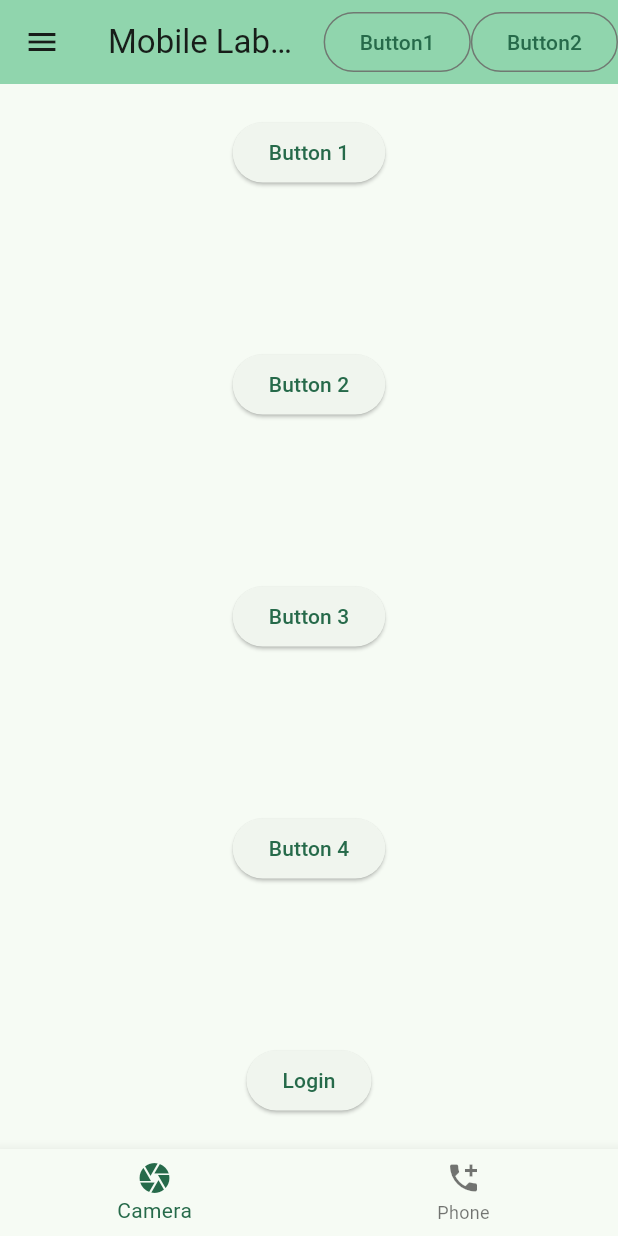
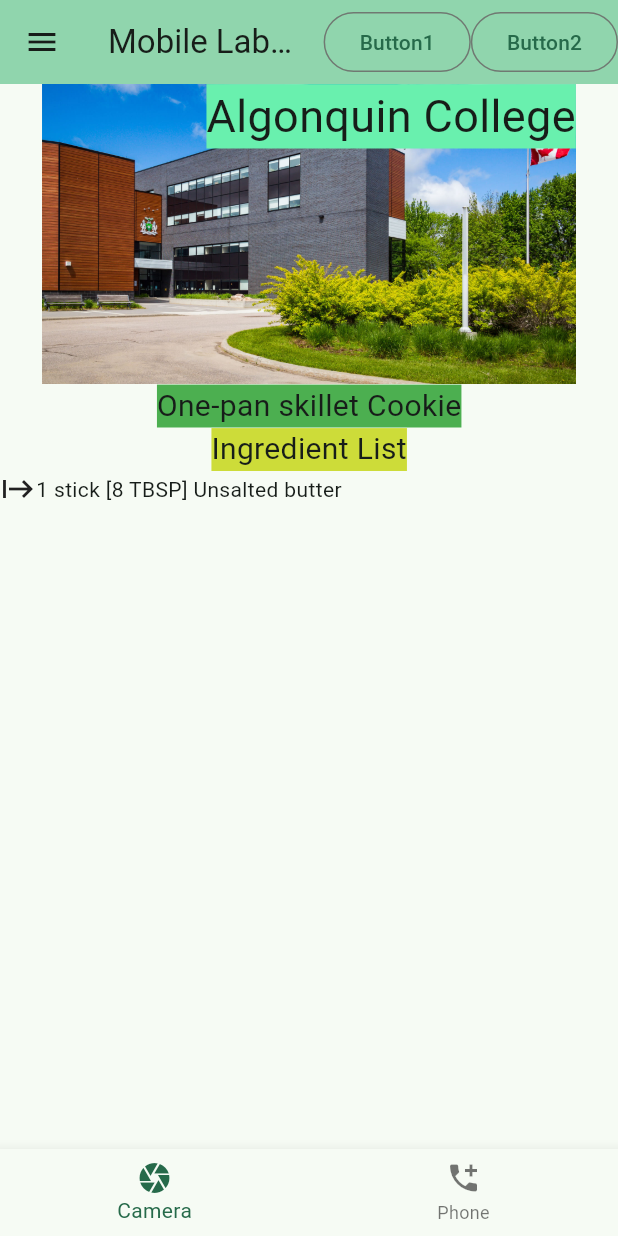
Before and after one commit to RyanRen2023/s3mobile, a Flutter app: the screen it shows after launch, on a phone screen of 412 x 824 dp. Run offline on Flutter 3.47's test engine with Material 3 defaults, Android fonts, the phone set to English and light mode, and no system bars.

Commit message:
Finished Navigation Stack

```diff
--- a/lib/main.dart
+++ b/lib/main.dart
@@ -62,7 +62,9 @@
   @override
   Widget build(BuildContext context) {
     return Scaffold(
-      drawer: Drawer(child: Text("Hi, there"),),
+      drawer: Drawer(
+        child: Text("Hi, there"),
+      ),
       appBar: AppBar(
           backgroundColor: Theme.of(context).colorScheme.inversePrimary,
           title: Text(widget.title),
@@ -74,52 +76,39 @@
         // Center is a layout widget. It takes a single child and positions it
         // in the middle of the parent.
         child: Column(
-          mainAxisAlignment: MainAxisAlignment.spaceAround,
+          mainAxisAlignment: MainAxisAlignment.start,
           children: <Widget>[
-            ElevatedButton(
-                onPressed: () {
-                  setState(() {});
-                },
-                child: const Text("Button 1")),
-            SizedBox(height: 20),
-            ElevatedButton(
-                onPressed: () {
-                  setState(() {});
-                },
-                child: const Text("Button 2")),
-            SizedBox(height: 20),
-            ElevatedButton(
-                onPressed: () {
-                  setState(() {});
-                },
-                child: const Text("Button 3")),
-            SizedBox(height: 20),
-            ElevatedButton(
-                onPressed: () {
-                  setState(() {});
-                },
-                child: const Text("Button 4")),
-            SizedBox(height: 20),
-            ElevatedButton(
-                onPressed: () {
-                  setState(() {
-                    if (_passController.value.text == "QWERTY123") {
-                      pngUrl = "images/a_light_bulb.png";
-                    } else {
-                      pngUrl = "images/stop_sign.png";
-                    }
-                  });
-                },
-                child: const Text("Login")),
+            Stack(alignment: AlignmentDirectional.topEnd, children: <Widget>[
+              Image.asset(
+                'images/algonquin.jpeg',
+                height: 200,
+              ),
+              Text(
+                "Algonquin College",
+                style: TextStyle(fontSize: 30.0, backgroundColor: Colors.greenAccent),
+              )
+            ]),
+            Text(
+              "One-pan skillet Cookie",
+              style: TextStyle(fontSize: 20.0,backgroundColor: Colors.green),
+            ),
+            Text("Ingredient List", style: TextStyle(fontSize: 20.0,backgroundColor: Colors.lime)),
+            Row(
+              children: [
+                Icon(Icons.start),
+                Text("1 stick [8 TBSP] Unsalted butter")
+              ],
+            )
           ],
         ),
       ),
-      bottomNavigationBar: BottomNavigationBar(items: [
-        BottomNavigationBarItem(icon: Icon(Icons.camera),label:'Camera'),
-        BottomNavigationBarItem(icon: Icon(Icons.add_call), label:'Phone'),
-      ],onTap: (btnIndex){
-        print(btnIndex)
-      },),
+      bottomNavigationBar: BottomNavigationBar(
+        items: [
+          BottomNavigationBarItem(icon: Icon(Icons.camera), label: 'Camera'),
+          BottomNavigationBarItem(icon: Icon(Icons.add_call), label: 'Phone'),
+        ],
+        onTap: (btnIndex) {},
+      ),
     );
   }
 }
--- a/pubspec.yaml
+++ b/pubspec.yaml
@@ -63,6 +63,7 @@
   #   - images/a_dot_burr.jpeg
   #   - images/a_dot_ham.jpeg
   assets:
+    - images/algonquin.jpeg
     - images/a_light_bulb.png
     - images/question_mark.png
     - images/stop_sign.png
```
Also changed, not shown: images/algonquin.jpeg (added).
